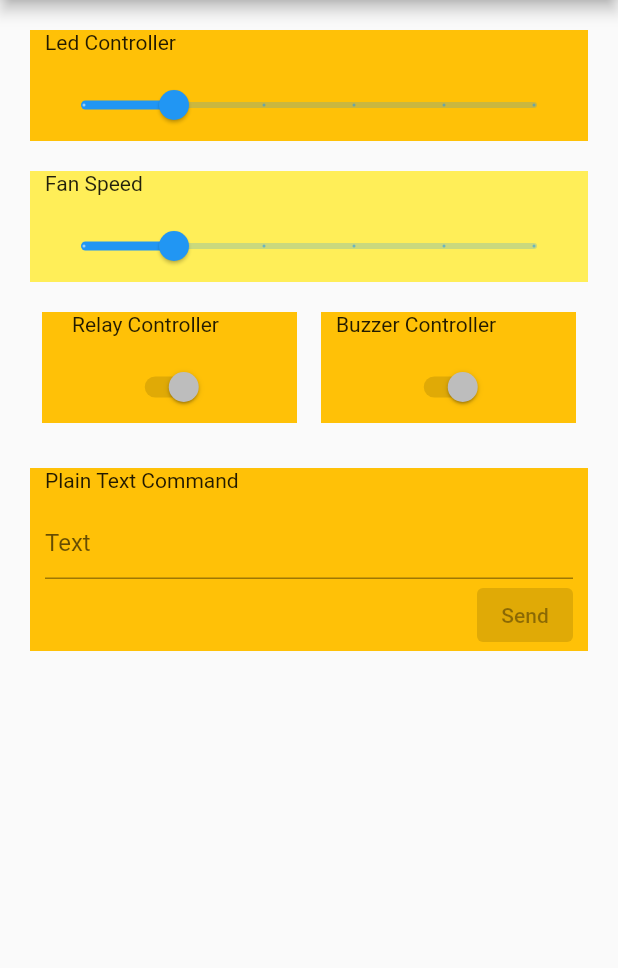
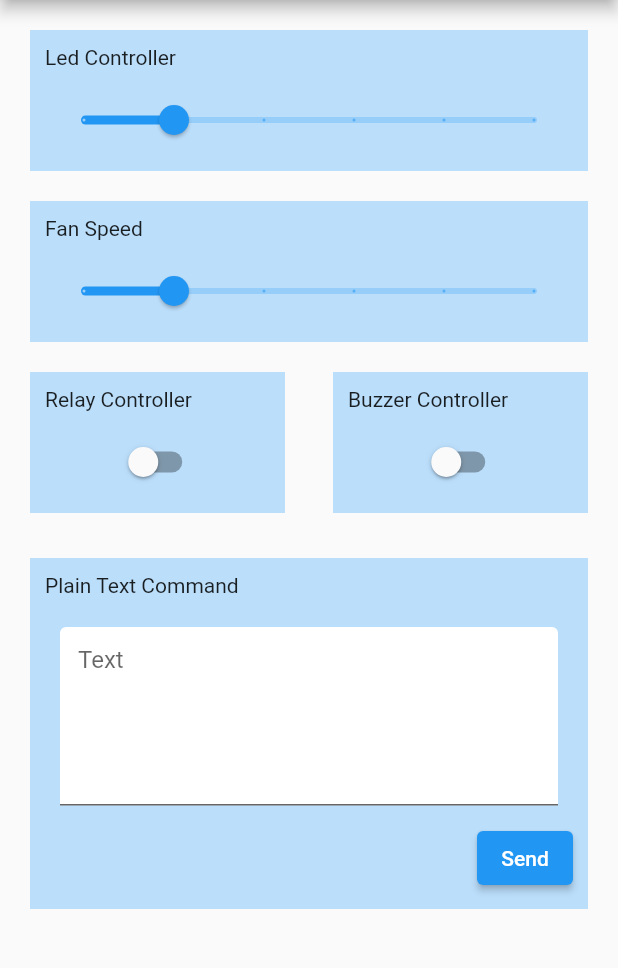
Before and after one commit to SubHans/MobileControllerFlutter, a Flutter app: the SendCommand screen opened directly, on a phone screen of 412 x 824 dp, the part 84-1052 px from its top. Run offline on Flutter 3.47's test engine with Material 2 defaults, Android fonts, the light colour scheme and no system bars.

Commit message:
add send command page detail

```diff
--- a/lib/send_command.dart
+++ b/lib/send_command.dart
@@ -7,15 +7,18 @@ class SendCommand extends StatelessWidget {
   @override
   Widget build(BuildContext context) {
     return Scaffold(
-      appBar: AppBar(title: Text("Te-Fa App")),
-      body: SafeArea(
+      appBar: AppBar(
+        title: Text("Te-Fa App")
+      ),
+      body: SingleChildScrollView(
+        child: SafeArea(
             child: Container(
                 padding: EdgeInsets.all(20),
                 child: Column(
                   children: <Widget>[
                     Container(
-                    padding: EdgeInsets.symmetric(horizontal: 10),
-                    color: Colors.amber,
+                      padding: EdgeInsets.all(10),
+                      color: Colors.blue[100],
                       child: Column(
                         children: <Widget>[
                           Align(
@@ -33,8 +36,8 @@ class SendCommand extends StatelessWidget {
                       height: 20,
                     ),
                     Container(
-                    padding: EdgeInsets.symmetric(horizontal: 10),
-                    color: Colors.yellow[400],
+                      padding: EdgeInsets.all(10),
+                      color: Colors.blue[100],
                       child: Column(
                         children: <Widget>[
                           Align(
@@ -52,12 +55,12 @@ class SendCommand extends StatelessWidget {
                       height: 20,
                     ),
                     Row(
-                    mainAxisAlignment: MainAxisAlignment.spaceAround,
+                      mainAxisAlignment: MainAxisAlignment.spaceBetween,
                       children: <Widget>[
                         Container(
                           width: 170,
-                        padding: EdgeInsets.symmetric(horizontal: 20),
-                        color: Colors.amber,
+                          padding: EdgeInsets.all(10),
+                          color: Colors.blue[100],
                           child: Column(
                             children: <Widget>[
                               Align(
@@ -67,14 +70,14 @@ class SendCommand extends StatelessWidget {
                               SizedBox(
                                 height: 10,
                               ),
-                            Switch(value: true, onChanged: null)
+                              SwitchWidget(),
                             ],
                           ),
                         ),
                         Container(
                           width: 170,
-                        padding: EdgeInsets.symmetric(horizontal: 10),
-                        color: Colors.amber,
+                          padding: EdgeInsets.all(10),
+                          color: Colors.blue[100],
                           child: Column(
                             children: <Widget>[
                               Align(
@@ -84,7 +87,7 @@ class SendCommand extends StatelessWidget {
                               SizedBox(
                                 height: 10,
                               ),
-                            Switch(value: true, onChanged: null)
+                              SwitchWidget(),
                             ],
                           ),
                         ),
@@ -94,8 +97,8 @@ class SendCommand extends StatelessWidget {
                       height: 30,
                     ),
                     Container(
-                    padding: EdgeInsets.symmetric(horizontal: 10),
-                    color: Colors.amber,
+                      padding: EdgeInsets.all(10),
+                      color: Colors.blue[100],
                       child: Column(
                         children: <Widget>[
                           Align(
@@ -105,14 +108,24 @@ class SendCommand extends StatelessWidget {
                           SizedBox(
                             height: 10,
                           ),
-                        TextField(
-                          decoration: const InputDecoration(
-                              border: UnderlineInputBorder(), hintText: 'Text'),
+                          Container(
+                            margin: EdgeInsets.all(10),
+                            height: 5 * 24.0,
+                            child: TextField(
+                              maxLines: 5,
+                              decoration: InputDecoration(
+                                hintText: "Text",
+                                fillColor: Colors.white,
+                                filled: true,
+                              ),
+                            ),
                           ),
                           Align(
                             alignment: Alignment.topRight,
                             child: ElevatedButton(
-                            onPressed: null,
+                              onPressed: (){
+
+                              },
                               child: const Text('Send'),
                             ),
                           ),
@@ -120,7 +133,10 @@ class SendCommand extends StatelessWidget {
                       ),
                     ),
                   ],
-              ))),
+                ),
+            ),
+        ),
+      ),
       drawer: NavDrawer(),
     );
   }
@@ -152,3 +168,27 @@ class _MyStatefulWidgetState extends State<MyStatefulWidget> {
     );
   }
 }
+
+class SwitchWidget extends StatefulWidget {
+  const SwitchWidget({ Key? key }) : super(key: key);
+
+  @override
+  _SwitchWidgetState createState() => _SwitchWidgetState();
+}
+
+class _SwitchWidgetState extends State<SwitchWidget> {
+  @override
+  Widget build(BuildContext context) {
+    bool isSwitched = false;
+    return Switch(
+      value: isSwitched,
+      onChanged: (value) {
+        setState(() {
+          isSwitched = value;
+        });
+      },
+      activeTrackColor: Colors.blueGrey[200],
+      activeColor: Colors.blueGrey[600],
+    );
+  }
+}
```
Lines whose indentation alone changed are shown as unchanged.
